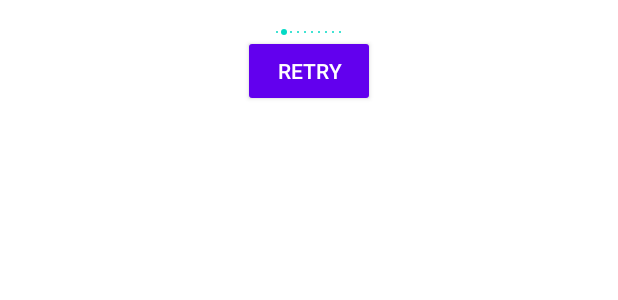
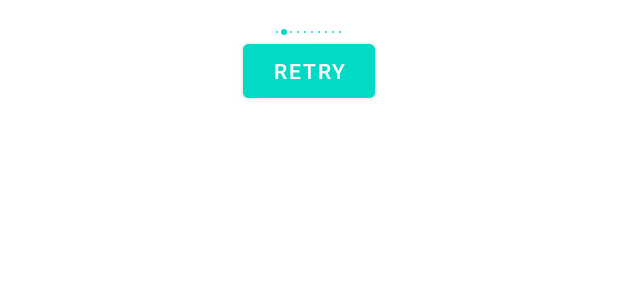
Before and after one commit to iamarjun/Food2Fork, an Android app: the layout network_state_item.xml on its own in the app's theme, with its tools: preview values and no code run, on a phone screen of 412 x 824 dp. Shown: the top 300 px of the screen. Run offline under Robolectric (Android 15) with nearby library versions, the phone set to English and light mode, and no system bars.

Commit message:
fix button tint in dark mode

```diff
--- a/app/src/main/res/layout/network_state_item.xml
+++ b/app/src/main/res/layout/network_state_item.xml
@@ -27,11 +27,11 @@
 
     <Button
         android:id="@+id/retry_button"
-        style="@style/Widget.AppCompat.Button.Colored"
+        style="@style/Widget.MaterialComponents.Button"
         android:layout_width="wrap_content"
         android:layout_height="wrap_content"
         android:text="@string/retry"
-        android:backgroundTint="@color/colorPrimary"
+        android:backgroundTint="@color/colorAccent"
         android:textColor="@color/textColorLight"
         app:layout_constraintBottom_toBottomOf="parent"
         app:layout_constraintEnd_toEndOf="parent"
```
